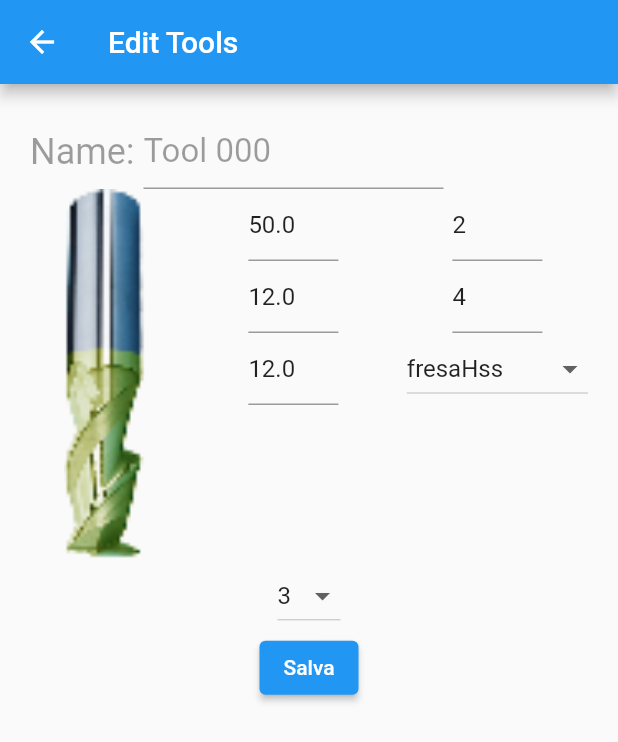
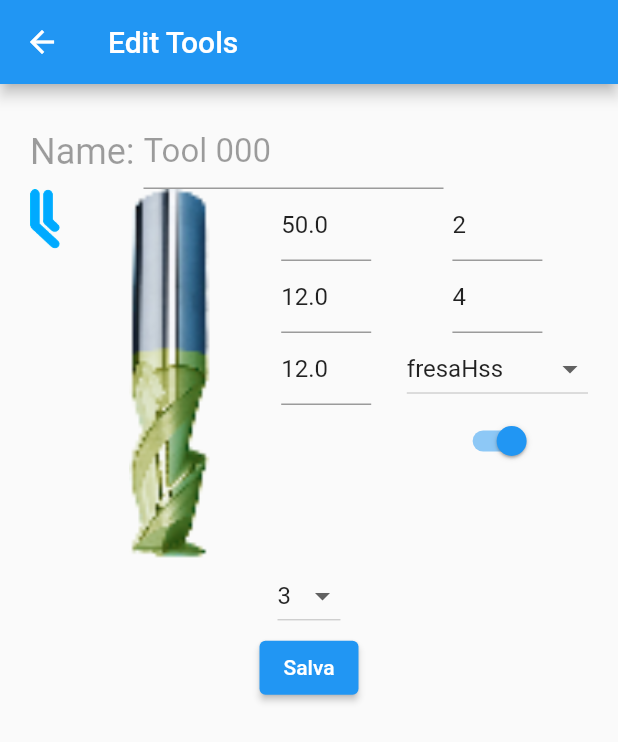
Before and after one commit to paolo-capellacci/progetto_309131, a Flutter app: the ListTools screen opened by its route, after a tap on the "edit" icon, on a phone screen of 412 x 824 dp. Shown: the top 742 px of the screen. Run offline on Flutter 3.47's test engine with Material 2 defaults, Android fonts, the phone set to English and light mode, and no system bars; our stand-ins replace equatable, package_info, shared_preferences, sqflite; accounts and stored records are empty.

Commit message:
implement olther part of edit_page implement olther list_tools

```diff
--- a/lib/main.dart
+++ b/lib/main.dart
@@ -8,7 +8,6 @@ import 'package:provider/provider.dart';
 
 import 'package:flutter/material.dart';
 import 'package:flutter/cupertino.dart';
-import 'package:provider/provider.dart';
 
 import 'package:progetto_309131/providers/service_tool.dart';
 
--- a/lib/providers/service_tool.dart
+++ b/lib/providers/service_tool.dart
@@ -111,6 +111,7 @@ class ServiceTool extends ChangeNotifier {
 
     print('deleted $rowsDeleted tool(s): row ${idTool}');
 
-    notifyListeners();
+    getAllTools();
+    //notifyListeners();
   }
 }
--- a/lib/screens/edit_tool/edit_tool.dart
+++ b/lib/screens/edit_tool/edit_tool.dart
@@ -17,12 +17,16 @@ class EditTool extends StatefulWidget {
 }
 
 class _EditToolState extends State<EditTool> {
+
+  int cool = 0;
+
   TextEditingController _nameTC;
   TextEditingController _diameterTC;
   TextEditingController _sharpTC;
   TextEditingController _lengthTC;
   TextEditingController _materiaTC;
   TextEditingController _teethTC;
+
 
   @override
   void initState() {
@@ -33,6 +37,8 @@ class _EditToolState extends State<EditTool> {
     _lengthTC = TextEditingController(text: widget.tool.length.toString());
     _materiaTC = TextEditingController(text: widget.tool.material.toString());
     _teethTC = TextEditingController(text: widget.tool.teeth.toString());
+    cool = widget.tool.cool;
+
   }
 
   @override
@@ -78,6 +84,20 @@ class _EditToolState extends State<EditTool> {
                       mainAxisAlignment: MainAxisAlignment.spaceBetween,
                       crossAxisAlignment: CrossAxisAlignment.start,
                       children: [
+
+                        new Center(
+                          child: widget.tool.cool == 1
+                              ? new Container(
+                            child: Image.asset(
+                              'assets/images/coll.png',
+                              fit: BoxFit.fitWidth,
+                              alignment: Alignment.centerLeft,
+                              width: 20,
+                            ),
+                          )
+                              : new Container(),
+                        ),
+
                         Container(
                           width: 100,
                           child: Image.asset(
@@ -125,6 +145,21 @@ class _EditToolState extends State<EditTool> {
                               ),
                             ),
                             SelectMaterial(),
+
+                            Switch(
+                              value: cool == 1,
+                              onChanged: (value) {
+                                setState(() {
+                                  if(cool == 1)
+                                    cool = 0;
+                                  else
+                                    cool = 1;
+                                  print('cange the value $cool');
+                                });
+                              },
+                              //activeTrackColor: Colors.lightGreenAccent,
+                              //activeColor: Colors.green,
+                            ),
                           ],
                         )
                       ],
@@ -149,7 +184,7 @@ class _EditToolState extends State<EditTool> {
                         double.parse(_lengthTC.value.text),
                         int.parse(_materiaTC.value.text),
                         int.parse(_teethTC.value.text),
-                        1);
+                        cool);
                   },
                 ),
               ],
@@ -216,6 +251,7 @@ class _SelectTeethState extends State<SelectTeeth> {
         value: selectTeeth,
         onChanged: (item) {
           print("selezionato ${item}");
+          //context.read<EditTool>().createState()._teethTC;
           setState(() {
             selectTeeth = item;
           });
--- a/lib/screens/home/home_page.dart
+++ b/lib/screens/home/home_page.dart
@@ -30,8 +30,8 @@ class HomePage extends StatelessWidget {
                   Logo(),
                   TopHome(tool: tool),
                   CenterHome(tool: tool),
-                  //BottomHome(),
-                  WidgetSlider(),
+                  BottomHome(),
+
 
                 ],
               );
@@ -199,7 +199,7 @@ class _CenterHomeState extends State<CenterHome> {
             },
           ),
 
-          WhidgetSwitch(),//widget.tool.cool),
+          //WhidgetSwitch(),//widget.tool.cool),
         ],
       ),
     );
@@ -275,6 +275,7 @@ class _BottomHomeState extends State<BottomHome> {
   }
 }
 
+/*
 class WhidgetSwitch extends StatefulWidget {
 
   final Tool tool;
@@ -330,3 +331,5 @@ class _WidgetSliderState extends State<WidgetSlider> {
         });
   }
 }
+
+*/
--- a/lib/screens/list_tools/list_page.dart
+++ b/lib/screens/list_tools/list_page.dart
@@ -8,7 +8,7 @@ import 'package:provider/provider.dart';
 import 'package:progetto_309131/providers/service_tool.dart';
 
 class ListTools extends StatelessWidget {
-  List<String> lista = ['ciao', 'ciao2', 'ciao3'];
+  //List<String> lista = ['ciao', 'ciao2', 'ciao3'];
 
   @override
   Widget build(BuildContext context) {
@@ -58,6 +58,21 @@ class ListTools extends StatelessWidget {
                                 margin: EdgeInsets.all(10),
                                 child: Row(
                                   children: [
+                                    new Center(
+                                      child: tool.cool == 1
+                                          ? new Container(
+                                              child: Image.asset(
+                                                'assets/images/coll.png',
+                                                fit: BoxFit.fitWidth,
+                                                alignment: Alignment.centerLeft,
+                                                width: 20,
+                                              ),
+                                            )
+                                          : new Container(),
+                                    ),
+
+                                    /*
+
                                     Container(
                                       child: Image.asset(
                                         'assets/images/coll.png',
@@ -65,7 +80,9 @@ class ListTools extends StatelessWidget {
                                         alignment: Alignment.centerLeft,
                                         width: 20,
                                       ),
-                                    ),
+                                   ),
+                                    */
+
                                     Container(
                                       child: Image.asset(
                                         'assets/images/${Tool.materialTools[tool.material]}.png',
@@ -83,7 +100,7 @@ class ListTools extends StatelessWidget {
                                           ),
                                           Column(
                                             crossAxisAlignment:
-                                            CrossAxisAlignment.end,
+                                                CrossAxisAlignment.end,
                                             children: [
                                               Text(
                                                 'Name:',
@@ -110,7 +127,7 @@ class ListTools extends StatelessWidget {
                                           ),
                                           Column(
                                             crossAxisAlignment:
-                                            CrossAxisAlignment.start,
+                                                CrossAxisAlignment.start,
                                             children: [
                                               Text(
                                                 tool.name,
@@ -118,38 +135,50 @@ class ListTools extends StatelessWidget {
                                               Text(
                                                 tool.id.toString(),
                                               ),
-                                              Text(tool.diameter.toString()),
-                                              Text(tool.length.toString()),
-                                              Text(tool.sharp.toString()),
-                                              Text(tool.material.toString()),
-                                              Text(tool.teeth.toString()),
+                                              // campo da eliminate
+                                              Text(
+                                                tool.diameter.toString(),
+                                              ),
+                                              Text(
+                                                tool.length.toString(),
+                                              ),
+                                              Text(
+                                                tool.sharp.toString(),
+                                              ),
+                                              Text(
+                                                tool.material.toString(),
+                                              ),
+                                              Text(
+                                                tool.teeth.toString(),
+                                              ),
                                             ],
                                           ),
                                         ],
                                       ),
                                     ),
-
-                                    //Spacer(),
-                                    /*
-                                    FloatingActionButton(
-                                      onPressed: () {
-                                        context.read<ServiceTool>().insert();
-                                      },
-                                      child: Icon(Icons.edit),
-                                      backgroundColor: Colors.blue,
-                                    ),
-                                    */
                                   ],
                                 ),
                               ),
-                              Row(children: [
-                                IconButton(icon: Icon(Icons.edit), onPressed: () {
-                                  Navigator.of(context).push(MaterialPageRoute(builder: (_)=>EditTool(tool: tools[index],)));
-                                }),
-                                IconButton(icon: Icon(Icons.delete), onPressed: (){
-
-                                }),
-                              ],),
+                              Row(
+                                children: [
+                                  IconButton(
+                                      icon: Icon(Icons.edit),
+                                      onPressed: () {
+                                        Navigator.of(context)
+                                            .push(MaterialPageRoute(
+                                                builder: (_) => EditTool(
+                                                      tool: tools[index],
+                                                    )));
+                                      }),
+                                  IconButton(
+                                      icon: Icon(Icons.delete),
+                                      onPressed: () {
+                                        context
+                                            .read<ServiceTool>()
+                                            .delete(tool.id);
+                                      }),
+                                ],
+                              ),
                             ],
                           ),
                         ),
@@ -159,11 +188,11 @@ class ListTools extends StatelessWidget {
                 );
               },
             ),
-
-
             FloatingActionButton(
               onPressed: () {
-                context.read<ServiceTool>().insert(); // .update(121) .delete(122);
+                context
+                    .read<ServiceTool>()
+                    .insert(); // .update(121) .delete(122);
 
                 print('insered tool new');
                 //Navigator.of(context).pushNamed('/editTool');
```
